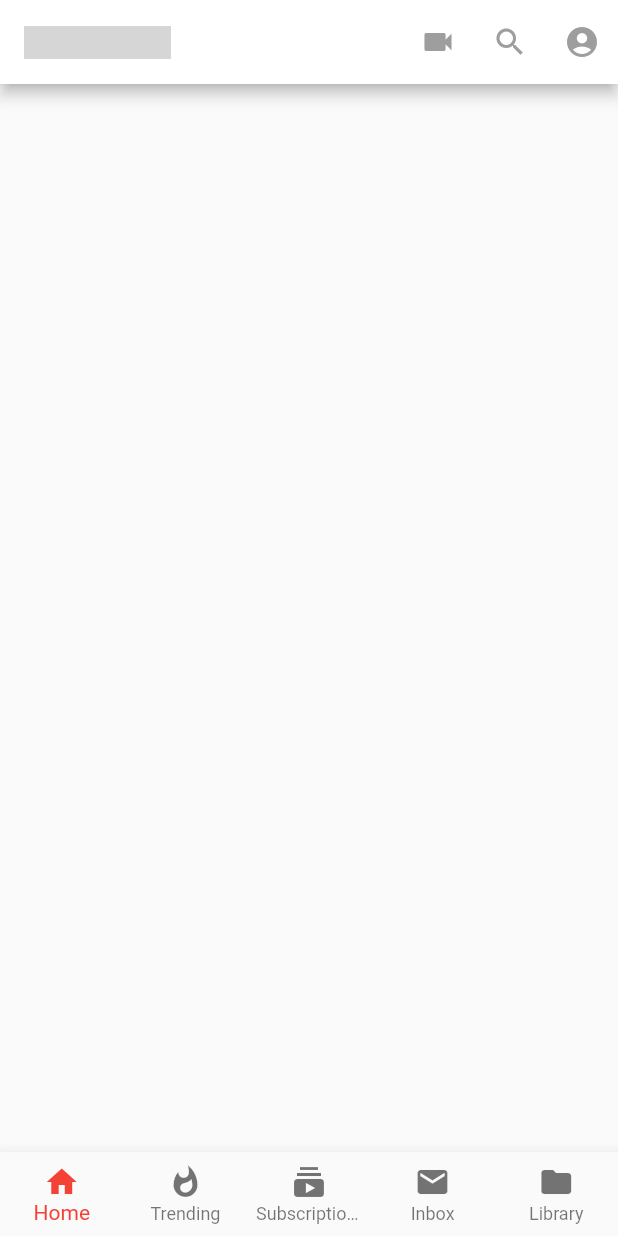
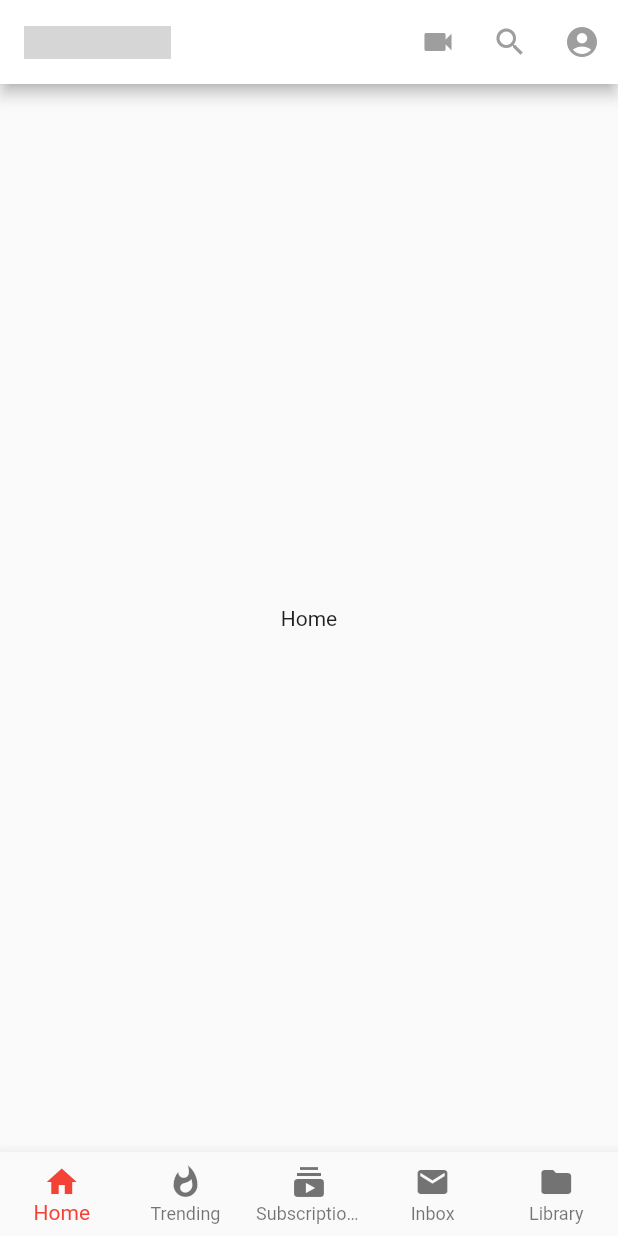
Before and after one commit to samuelezedi/youtube_ui, a Flutter app: the screen it shows after launch, on a phone screen of 412 x 824 dp. Run offline on Flutter 3.47's test engine with Material 2 defaults, Android fonts, the phone set to English and light mode, and no system bars; grey boxes are pictures that could not be loaded.

Commit message:
added screens

```diff
--- a/lib/youtube_home.dart
+++ b/lib/youtube_home.dart
@@ -16,6 +16,25 @@ class _YoutubeHomeState extends State<YoutubeHome> {
 
   @override
   Widget build(BuildContext context) {
+
+    List<Widget> screens = [
+      Center(
+        child: Text('Home'),
+      ),
+      Center(
+        child: Text('Trending'),
+      ),
+      Center(
+        child: Text('Subscriptions'),
+      ),
+      Center(
+        child: Text('Inbox'),
+      ),
+      Center(
+        child: Text('Library'),
+      ),
+    ];
+
     return Scaffold(
       appBar: AppBar(
         backgroundColor: Colors.white,
@@ -40,6 +59,7 @@ class _YoutubeHomeState extends State<YoutubeHome> {
           )
         ],
       ),
+      body: screens[_currentIndex],
       bottomNavigationBar: BottomNavigationBar(
           currentIndex: _currentIndex,
           type: BottomNavigationBarType.fixed,
```
